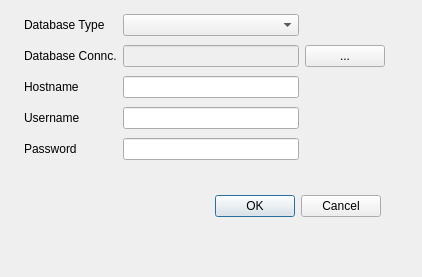
Qt form src/jmbde/views/preferencesdialog.ui (jmuelbert/jmbde-QT) before a commit.
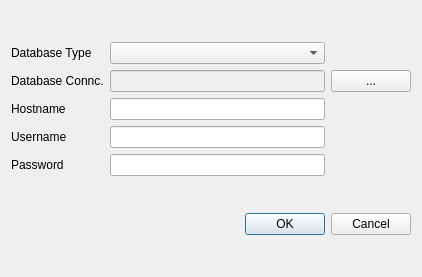
The same form after that commit.

Commit message: Update Input.dialogs and readme.md

Diff of the .ui file:
```diff
--- a/src/jmbde/views/preferencesdialog.ui
+++ b/src/jmbde/views/preferencesdialog.ui
@@ -19,31 +19,8 @@
   <property name="windowTitle">
    <string>Dialog</string>
   </property>
-  <widget class="QDialogButtonBox" name="buttonBox">
-   <property name="geometry">
-    <rect>
-     <x>40</x>
-     <y>190</y>
-     <width>341</width>
-     <height>32</height>
-    </rect>
-   </property>
-   <property name="orientation">
-    <enum>Qt::Horizontal</enum>
-   </property>
-   <property name="standardButtons">
-    <set>QDialogButtonBox::Cancel|QDialogButtonBox::Ok</set>
-   </property>
-  </widget>
-  <widget class="QWidget" name="gridLayoutWidget">
-   <property name="geometry">
-    <rect>
-     <x>24</x>
-     <y>11</y>
-     <width>361</width>
-     <height>155</height>
-    </rect>
-   </property>
+  <layout class="QVBoxLayout" name="verticalLayout">
+   <item>
    <layout class="QGridLayout" name="gridLayout">
     <item row="1" column="2">
      <widget class="QComboBox" name="comboBoxDatabaseType">
@@ -141,7 +118,18 @@
      </widget>
     </item>
    </layout>
-  </widget>
+   </item>
+   <item>
+    <widget class="QDialogButtonBox" name="buttonBox">
+     <property name="orientation">
+      <enum>Qt::Horizontal</enum>
+     </property>
+     <property name="standardButtons">
+      <set>QDialogButtonBox::Cancel|QDialogButtonBox::Ok</set>
+     </property>
+    </widget>
+   </item>
+  </layout>
  </widget>
  <tabstops>
   <tabstop>comboBoxDatabaseType</tabstop>
```
Lines whose indentation alone changed are shown as unchanged. The commit also changes 83 other files.
